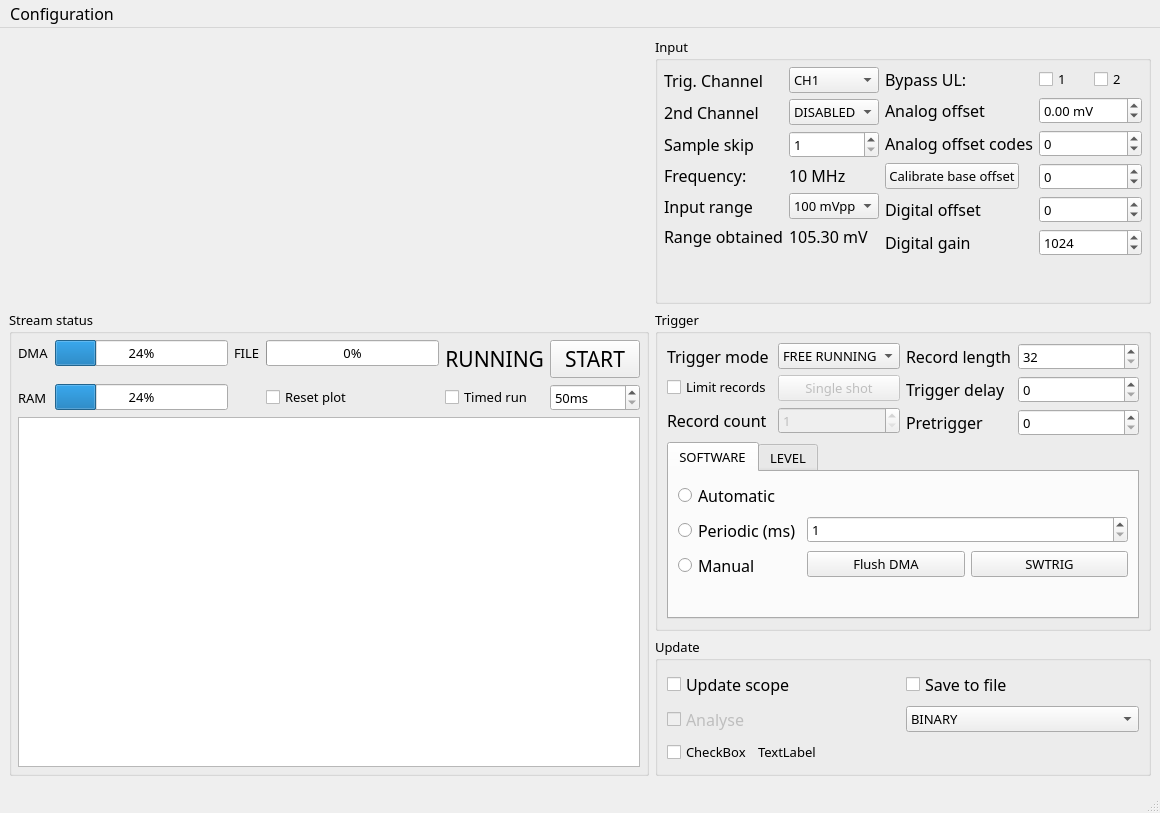
First picture: the form in MainWindow.ui, repository sevenreek/qtadqscope, before the edit.
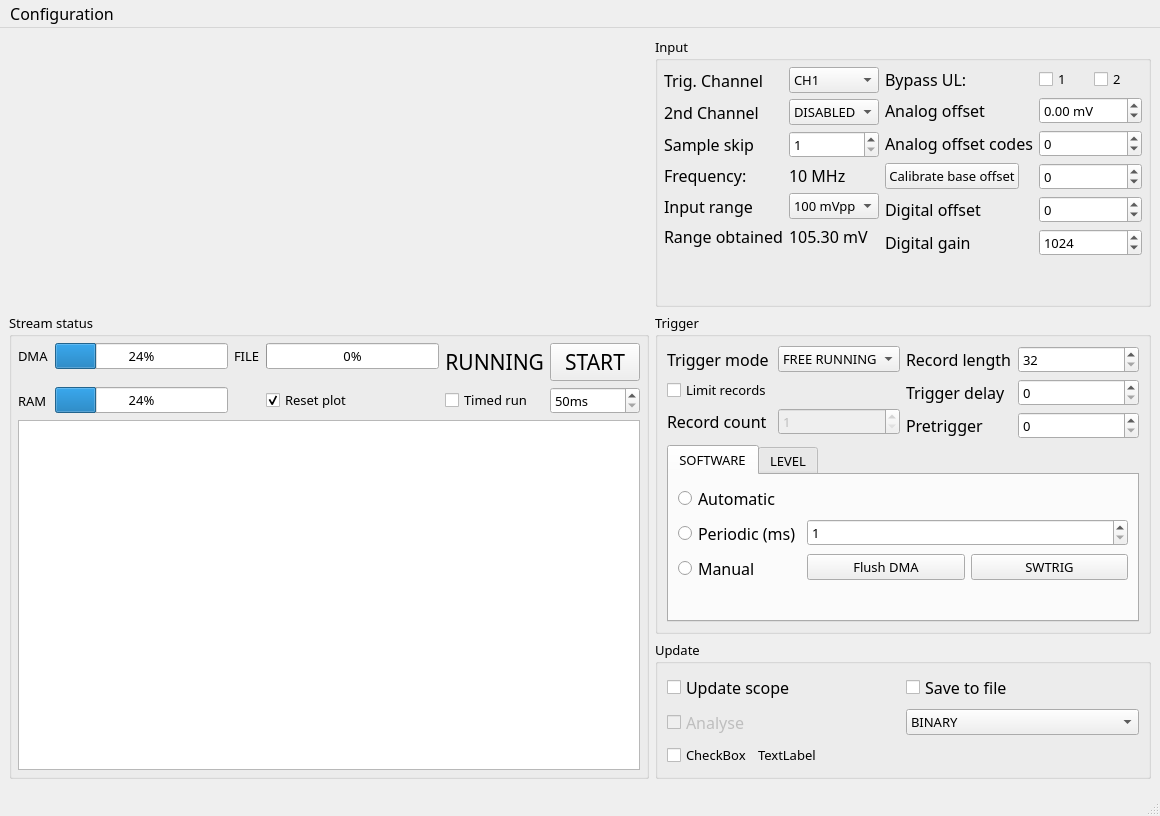
Second picture: the form after the edit. Custom widgets are drawn as their Qt base class.

Commit message: Removes single shot button and sets resetplot to on by default

Patch:
```diff
--- a/MainWindow.ui
+++ b/MainWindow.ui
@@ -7,7 +7,7 @@
     <x>0</x>
     <y>0</y>
     <width>1160</width>
-    <height>813</height>
+    <height>816</height>
    </rect>
   </property>
   <property name="font">
@@ -735,6 +735,9 @@
              <property name="text">
               <string>Reset plot</string>
              </property>
+             <property name="checked">
+              <bool>true</bool>
+             </property>
             </widget>
            </item>
           </layout>
@@ -1130,16 +1133,6 @@
                </property>
               </widget>
              </item>
-             <item row="1" column="1">
-              <widget class="QPushButton" name="singleShot">
-               <property name="enabled">
-                <bool>false</bool>
-               </property>
-               <property name="text">
-                <string>Single shot</string>
-               </property>
-              </widget>
-             </item>
             </layout>
            </item>
           </layout>
```
Left out of the diff: 2 changed lines with no effect on the pictures.
